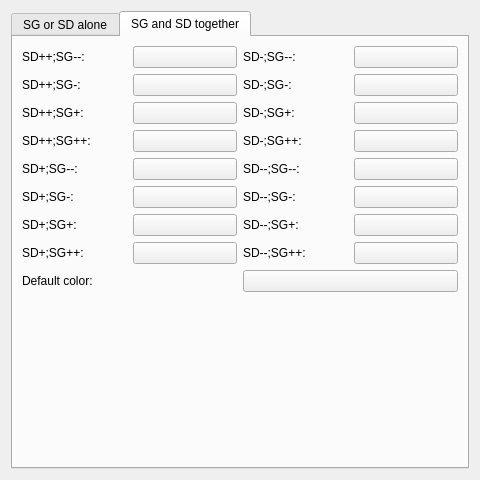
Above: main/colorsDialog.ui from pablo-sanmillanf/TFG_LCT before the change. Below: the same form after it.
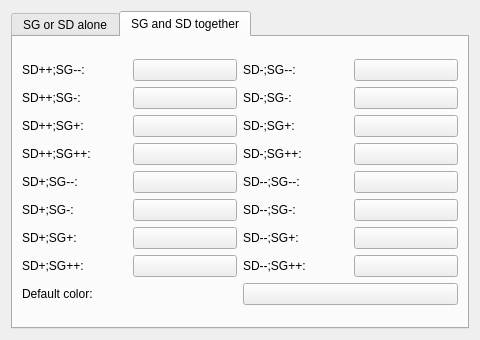
That is the form after the change. The open tabs and pages were chosen to show the change.

Commit message: Improvements in main module  - Fixed an error with the rects colors  - Fully implemented the functionality to change rects colors with a dialog  - Added new feature to load and save configurations from a file  - Added final dialog to save current configurations

Diff of the .ui file:
```diff
--- a/main/colorsDialog.ui
+++ b/main/colorsDialog.ui
@@ -7,7 +7,7 @@
     <x>0</x>
     <y>0</y>
     <width>480</width>
-    <height>480</height>
+    <height>340</height>
    </rect>
   </property>
   <property name="windowTitle">
@@ -349,19 +349,6 @@
            </item>
           </layout>
          </item>
-         <item row="2" column="0">
-          <spacer name="verticalSpacer">
-           <property name="orientation">
-            <enum>Qt::Vertical</enum>
-           </property>
-           <property name="sizeHint" stdset="0">
-            <size>
-             <width>20</width>
-             <height>40</height>
-            </size>
-           </property>
-          </spacer>
-         </item>
         </layout>
        </item>
       </layout>
```
Left out of the diff: 2 changed lines with no effect on the pictures. The commit also changes 6 other files.
